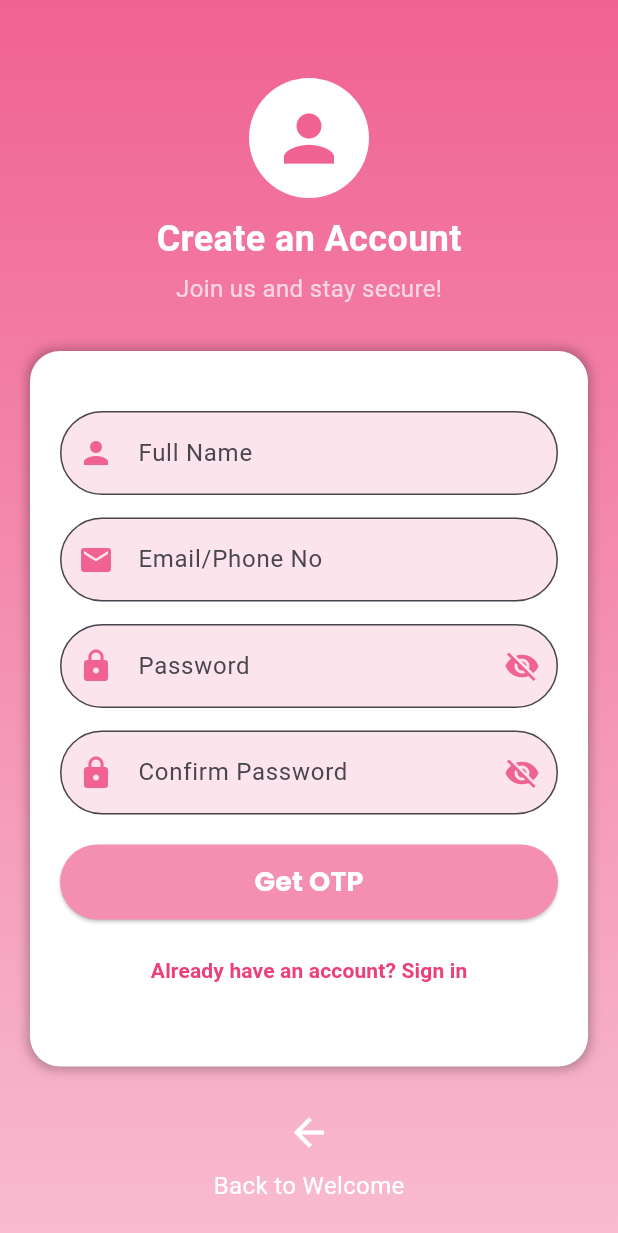
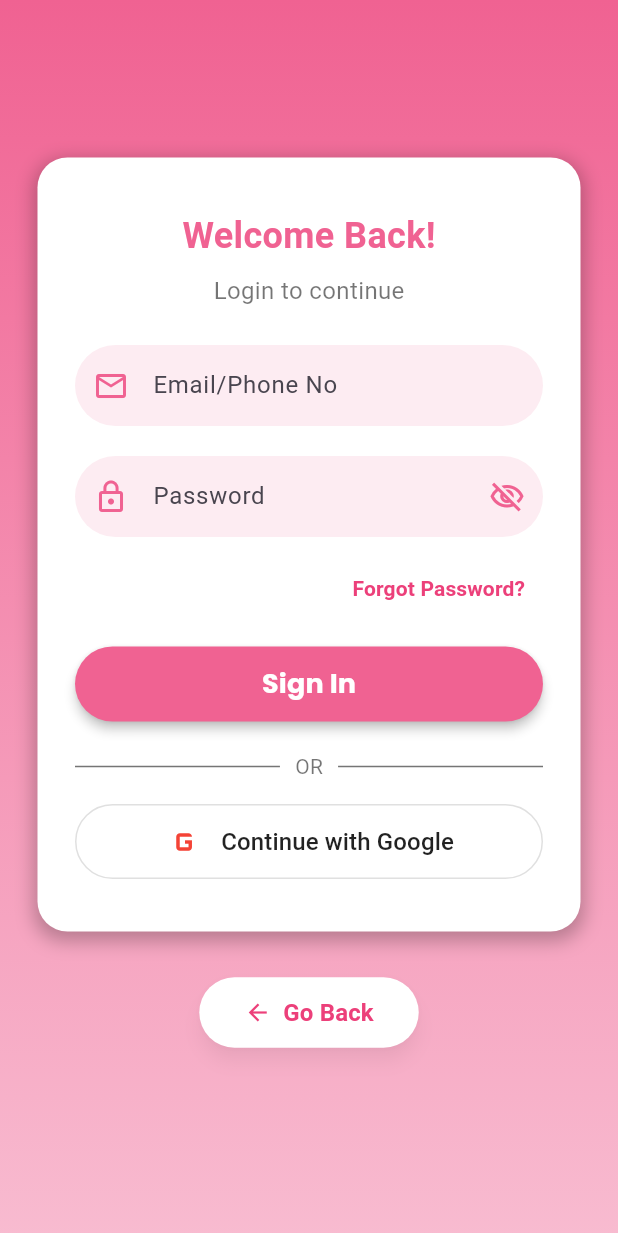
Before and after one commit to PrabinXOZ/Women-Security-App, a Flutter app: the RegisterScreen screen opened by its route, after a tap on "Already have an account? Sign in", on a phone screen of 412 x 824 dp. Shown: the top 1233 px of the screen. Run offline on Flutter 3.47's test engine with Material 3 defaults, Android fonts, the phone set to English and light mode, and no system bars.

Commit message:
third page done

```diff
--- a/lib/main.dart
+++ b/lib/main.dart
@@ -1,6 +1,7 @@
 import 'package:flutter/material.dart';
 import 'screens/welcome_screen.dart';
 import 'screens/register_screen.dart';
+import 'screens/login_screen.dart';
 
 void main() {
   runApp(MyApp());
@@ -15,6 +16,7 @@ class MyApp extends StatelessWidget {
       routes: {
         '/': (context) => WelcomeScreen(),
         '/register': (context) => RegisterScreen(),
+        '/login': (context) => LoginScreen(),
       },
     );
   }
--- /dev/null
+++ b/lib/screens/login_screen.dart
@@ -0,0 +1,283 @@
+import 'package:flutter/material.dart';
+import 'package:flutter/services.dart';
+
+class LoginScreen extends StatefulWidget {
+  @override
+  _LoginScreenState createState() => _LoginScreenState();
+}
+
+class _LoginScreenState extends State<LoginScreen> {
+  bool _obscureText = true;
+  final _formKey = GlobalKey<FormState>();
+
+  @override
+  Widget build(BuildContext context) {
+    return Scaffold(
+      body: AnnotatedRegion<SystemUiOverlayStyle>(
+        value: SystemUiOverlayStyle.light,
+        child: Container(
+          width: double.infinity,
+          decoration: BoxDecoration(
+            gradient: LinearGradient(
+              begin: Alignment.topCenter,
+              end: Alignment.bottomCenter,
+              colors: [
+                Colors.pink.shade300,
+                Colors.pink.shade100,
+              ],
+            ),
+          ),
+          child: SafeArea(
+            child: Center(
+              child: SingleChildScrollView(
+                physics: BouncingScrollPhysics(),
+                child: Column(
+                  mainAxisAlignment: MainAxisAlignment.center,
+                  children: [
+                    // 🟢 Login Form (UNCHANGED)
+                    Container(
+                      padding: EdgeInsets.all(25),
+                      margin: EdgeInsets.symmetric(horizontal: 25),
+                      decoration: BoxDecoration(
+                        color: Colors.white,
+                        borderRadius: BorderRadius.circular(20),
+                        boxShadow: [
+                          BoxShadow(
+                            color: Colors.black26,
+                            blurRadius: 10,
+                            spreadRadius: 2,
+                            offset: Offset(0, 4),
+                          ),
+                        ],
+                      ),
+                      child: Form(
+                        key: _formKey,
+                        child: Column(
+                          children: [
+                            SizedBox(height: 10),
+                            Text(
+                              "Welcome Back!",
+                              style: TextStyle(
+                                fontSize: 24,
+                                fontWeight: FontWeight.bold,
+                                color: Colors.pink.shade300,
+                              ),
+                            ),
+                            SizedBox(height: 8),
+                            Text(
+                              "Login to continue",
+                              style: TextStyle(
+                                fontSize: 16,
+                                color: Colors.black54,
+                              ),
+                            ),
+                            SizedBox(height: 25),
+                            // Email Field
+                            buildTextField(
+                              Icons.email_outlined,
+                              "Email/Phone No",
+                              (value) {
+                                if (value == null || value.isEmpty) {
+                                  return 'Please enter your email or phone';
+                                }
+                                return null;
+                              },
+                            ),
+                            SizedBox(height: 20),
+                            // Password Field
+                            buildPasswordField(
+                              "Password",
+                              _obscureText,
+                              (value) {
+                                if (value == null || value.isEmpty) {
+                                  return 'Please enter your password';
+                                }
+                                if (value.length < 6) {
+                                  return 'Password must be at least 6 characters';
+                                }
+                                return null;
+                              },
+                              () {
+                                setState(() {
+                                  _obscureText = !_obscureText;
+                                });
+                              },
+                            ),
+                            SizedBox(height: 10),
+                            Align(
+                              alignment: Alignment.centerRight,
+                              child: TextButton(
+                                onPressed: () {
+                                  print("Forgot Password Clicked");
+                                },
+                                child: Text(
+                                  "Forgot Password?",
+                                  style: TextStyle(
+                                    fontSize: 14,
+                                    color: Colors.pink.shade400,
+                                    fontWeight: FontWeight.bold,
+                                  ),
+                                ),
+                              ),
+                            ),
+                            SizedBox(height: 15),
+                            // Sign In Button
+                            ElevatedButton(
+                              style: ElevatedButton.styleFrom(
+                                backgroundColor: Colors.pink.shade300,
+                                minimumSize: Size(double.infinity, 50),
+                                shape: RoundedRectangleBorder(
+                                  borderRadius: BorderRadius.circular(30),
+                                ),
+                                elevation: 3,
+                              ),
+                              onPressed: () {
+                                if (_formKey.currentState!.validate()) {
+                                  Navigator.pushNamed(context, '/login');
+                                }
+                              },
+                              child: Text(
+                                'Sign In',
+                                style: TextStyle(
+                                  fontSize: 18,
+                                  fontFamily: 'Poppins',
+                                  color: Colors.white,
+                                  fontWeight: FontWeight.bold,
+                                ),
+                              ),
+                            ),
+                            SizedBox(height: 20),
+                            // Divider with OR
+                            Row(
+                              children: [
+                                Expanded(child: Divider(color: Colors.black54)),
+                                Padding(
+                                  padding: EdgeInsets.symmetric(horizontal: 10),
+                                  child: Text(
+                                    "OR",
+                                    style: TextStyle(color: Colors.black54),
+                                  ),
+                                ),
+                                Expanded(child: Divider(color: Colors.black54)),
+                              ],
+                            ),
+                            SizedBox(height: 15),
+                            // Google Login Button
+                            OutlinedButton(
+                              style: OutlinedButton.styleFrom(
+                                minimumSize: Size(double.infinity, 50),
+                                shape: RoundedRectangleBorder(
+                                  borderRadius: BorderRadius.circular(30),
+                                ),
+                                side: BorderSide(color: Colors.grey.shade300),
+                                backgroundColor: Colors.white,
+                              ),
+                              onPressed: () {
+                                print("Google Login Clicked");
+                              },
+                              child: Row(
+                                mainAxisAlignment: MainAxisAlignment.center,
+                                children: [
+                                  Icon(
+                                    Icons.g_mobiledata,
+                                    color: Colors.red,
+                                    size: 28,
+                                  ),
+                                  SizedBox(width: 10),
+                                  Text(
+                                    "Continue with Google",
+                                    style: TextStyle(
+                                      color: Colors.black87,
+                                      fontSize: 16,
+                                      fontWeight: FontWeight.w500,
+                                    ),
+                                  ),
+                                ],
+                              ),
+                            ),
+                            SizedBox(height: 10),
+                          ],
+                        ),
+                      ),
+                    ),
+                    SizedBox(height: 30),
+                    // 🟢 ONLY CHANGE: Back Button now matches register screen
+                    ElevatedButton.icon(
+                      style: ElevatedButton.styleFrom(
+                        backgroundColor: Colors.white,
+                        foregroundColor: Colors.pink.shade400,
+                        padding: EdgeInsets.symmetric(horizontal: 30, vertical: 12),
+                        shape: RoundedRectangleBorder(
+                          borderRadius: BorderRadius.circular(30),
+                        ),
+                        shadowColor: Colors.black26,
+                        elevation: 5,
+                      ),
+                      icon: Icon(Icons.arrow_back),
+                      label: Text(
+                        "Go Back",
+                        style: TextStyle(
+                          fontSize: 16,
+                          fontWeight: FontWeight.bold
+                        ),
+                      ),
+                      onPressed: () {
+                        Navigator.pop(context);
+                      },
+                    ),
+                    SizedBox(height: 20),
+                  ],
+                ),
+              ),
+            ),
+          ),
+        ),
+      ),
+    );
+  }
+
+  // 🟢 Text Field Widget with validation (UNCHANGED)
+  Widget buildTextField(IconData icon, String hintText, FormFieldValidator<String> validator) {
+    return TextFormField(
+      validator: validator,
+      decoration: InputDecoration(
+        prefixIcon: Icon(icon, color: Colors.pink.shade300),
+        hintText: hintText,
+        border: OutlineInputBorder(
+          borderRadius: BorderRadius.circular(30),
+          borderSide: BorderSide.none,
+        ),
+        filled: true,
+        fillColor: Colors.pink.shade50.withOpacity(0.7),
+        contentPadding: EdgeInsets.symmetric(vertical: 15, horizontal: 20),
+      ),
+    );
+  }
+
+  // 🟢 Password Field Widget with validation (UNCHANGED)
+  Widget buildPasswordField(
+      String hintText, bool obscureText, FormFieldValidator<String> validator, VoidCallback toggleVisibility) {
+    return TextFormField(
+      validator: validator,
+      obscureText: obscureText,
+      decoration: InputDecoration(
+        prefixIcon: Icon(Icons.lock_outline, color: Colors.pink.shade300),
+        suffixIcon: IconButton(
+          icon: Icon(
+            obscureText ? Icons.visibility_off_outlined : Icons.visibility_outlined,
+            color: Colors.pink.shade300,
+          ),
+          onPressed: toggleVisibility,
+        ),
+        hintText: hintText,
+        border: OutlineInputBorder(
+          borderRadius: BorderRadius.circular(30),
+          borderSide: BorderSide.none,
+        ),
+        filled: true,
+        fillColor: Colors.pink.shade50.withOpacity(0.7),
+        contentPadding: EdgeInsets.symmetric(vertical: 15, horizontal: 20),
+      ),
+    );
+  }
+}
--- a/lib/screens/register_screen.dart
+++ b/lib/screens/register_screen.dart
@@ -1,5 +1,7 @@
+
 import 'package:flutter/material.dart';
 import 'welcome_screen.dart';  // Import Welcome Screen for navigation back
+import 'login_screen.dart';  // Import Login Screen for navigation
 
 class RegisterScreen extends StatefulWidget {
   @override
@@ -112,7 +114,7 @@ class _RegisterScreenState extends State<RegisterScreen> {
                       SizedBox(height: 10),
                       TextButton(
                         onPressed: () {
-                          print("Navigate to Sign In");
+                          Navigator.pushNamed(context, '/login');  // Navigate to Login Screen
                         },
                         child: Text(
                           "Already have an account? Sign in",
@@ -128,22 +130,29 @@ class _RegisterScreenState extends State<RegisterScreen> {
                   ),
                 ),
 
-                // 🟢 BACK BUTTON (NEWLY ADDED)
-                SizedBox(height: 20),
-                IconButton(
-                  icon: Icon(Icons.arrow_back, color: Colors.white, size: 30),
+                // 🟢 IMPROVED BACK BUTTON AT BOTTOM
+                SizedBox(height: 30),
+                ElevatedButton.icon(
+                  style: ElevatedButton.styleFrom(
+                    backgroundColor: Colors.white,
+                    foregroundColor: Colors.pink.shade400,
+                    padding: EdgeInsets.symmetric(horizontal: 30, vertical: 12),
+                    shape: RoundedRectangleBorder(
+                      borderRadius: BorderRadius.circular(30),
+                    ),
+                    shadowColor: Colors.black26,
+                    elevation: 5,
+                  ),
+                  icon: Icon(Icons.arrow_back),
+                  label: Text(
+                    "Back to Welcome",
+                    style: TextStyle(fontSize: 16, fontWeight: FontWeight.bold),
+                  ),
                   onPressed: () {
                     Navigator.pop(context);  // Go back to Welcome Screen
                   },
                 ),
-                Text(
-                  "Back to Welcome",
-                  style: TextStyle(
-                    color: Colors.white,
-                    fontSize: 16,
-                  ),
-                ),
-                SizedBox(height: 20),
+                SizedBox(height: 40),
               ],
             ),
           ),
--- a/pubspec.yaml
+++ b/pubspec.yaml
@@ -30,4 +30,5 @@ flutter:
 
   # Uncomment this section if you are using any assets like images
   assets:
-    - assets/images/ # Specify the folder for images if you use any
+    - assets/images/google.png
+    - assets/images/facebook.png
```
Also changed, not shown: assets/images/facebook.png (added), assets/images/google.png (added).
